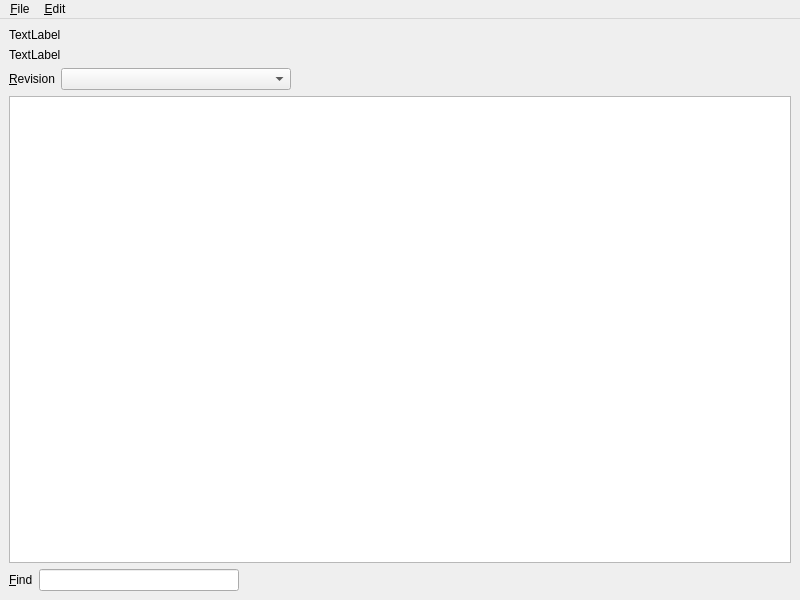
Before: the Qt Designer form branches/trunk/UI/spot-on-pageviewer.ui in textbrowser/spot-on, drawn with Qt 5.
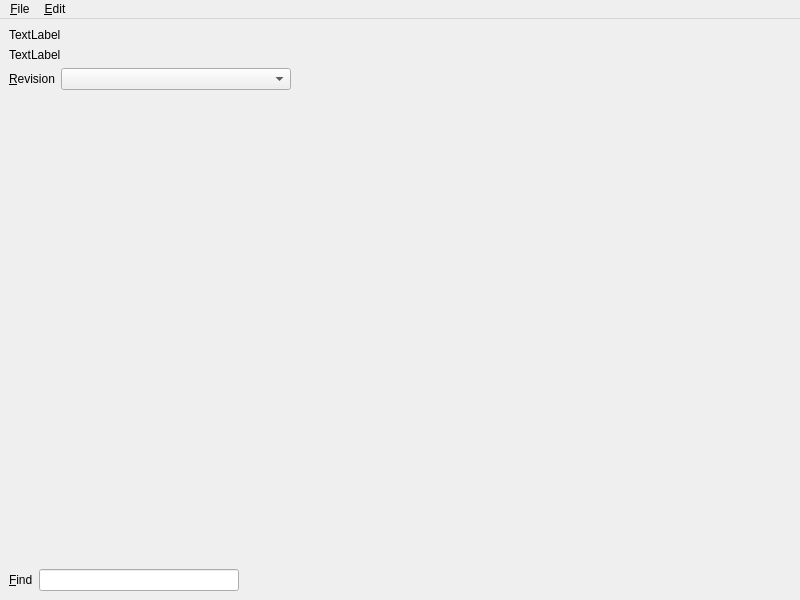
After: the same form once the commit is applied. Icons and pictures are not drawn. Custom widgets are drawn as their Qt base class.

What changed in the file:
```diff
--- a/branches/trunk/UI/spot-on-pageviewer.ui
+++ b/branches/trunk/UI/spot-on-pageviewer.ui
@@ -77,13 +77,21 @@
      </layout>
     </item>
     <item>
-     <widget class="spoton_textbrowser" name="textBrowser">
-      <property name="tabChangesFocus">
-       <bool>true</bool>
+     <widget class="QFrame" name="frame">
+      <property name="sizePolicy">
+       <sizepolicy hsizetype="Preferred" vsizetype="Expanding">
+        <horstretch>0</horstretch>
+        <verstretch>0</verstretch>
+       </sizepolicy>
       </property>
-      <property name="openLinks">
-       <bool>false</bool>
-      </property>
+      <layout class="QVBoxLayout" name="verticalLayout_3">
+       <property name="spacing">
+        <number>0</number>
+       </property>
+       <property name="margin">
+        <number>0</number>
+       </property>
+      </layout>
      </widget>
     </item>
     <item>
@@ -188,13 +196,6 @@
    </property>
   </action>
  </widget>
- <customwidgets>
-  <customwidget>
-   <class>spoton_textbrowser</class>
-   <extends>QTextBrowser</extends>
-   <header>spot-on-textbrowser.h</header>
-  </customwidget>
- </customwidgets>
  <tabstops>
   <tabstop>revision</tabstop>
   <tabstop>textBrowser</tabstop>
```
Left out of the diff: 1 changed line with no effect on the pictures.
